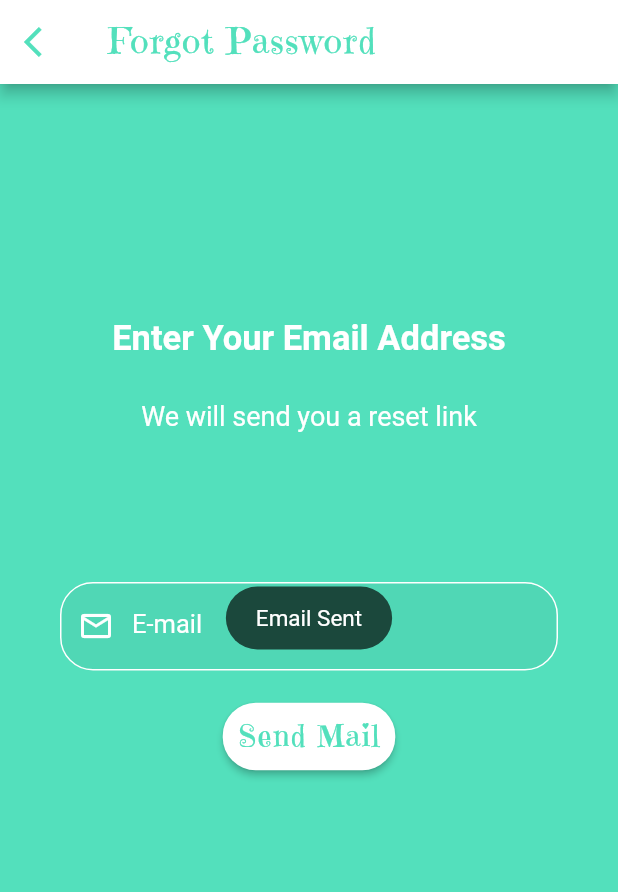
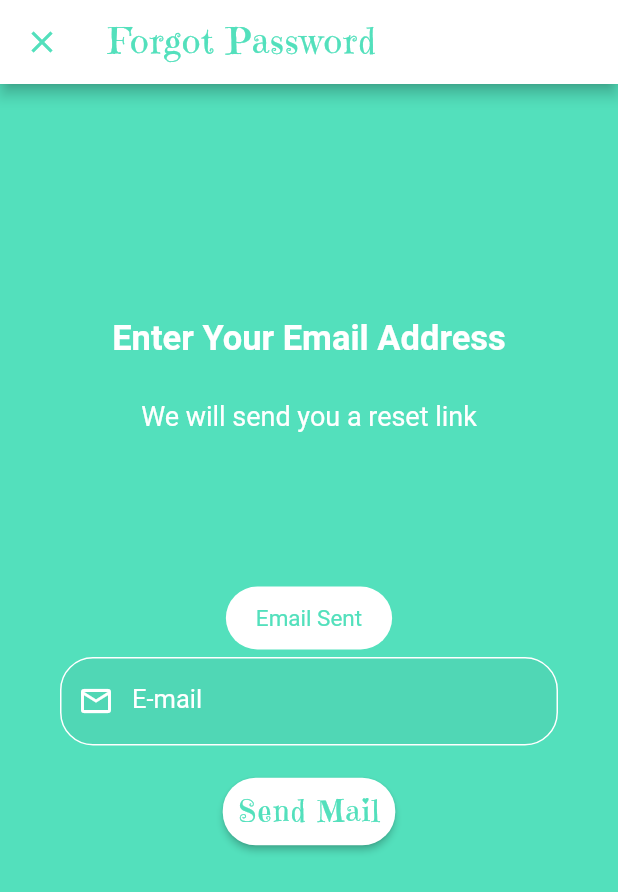
Before and after one commit to singhsduos/Chat_App, a Flutter app: the ForgotPassword screen opened directly, after a tap on "Send Mail", on a phone screen of 412 x 824 dp. Shown: the top 892 px of the screen. Run offline on Flutter 3.47's test engine with Material 2 defaults, Android fonts, the phone set to English and light mode, and no system bars; our stand-ins replace cloud_firestore, firebase_auth, firebase_core, google_sign_in, shared_preferences, toast; accounts and stored records are empty; network calls fail.

Commit message:
forgot password

```diff
--- a/lib/Views/forgetPassword.dart
+++ b/lib/Views/forgetPassword.dart
@@ -31,7 +31,7 @@ class _ForgotPasswordState extends State<ForgotPassword> {
       backgroundColor: Color(0xFF53E0BC),
       appBar: AppBar(
         leading: IconButton(
-          icon: const Icon(Icons.arrow_back_ios, color: Color(0xFF53E0BC)),
+          icon: const Icon(Icons.clear, color: Color(0xFF53E0BC)),
           onPressed: () => Navigator.of(context).pop(),
         ),
         title: Text(
@@ -81,7 +81,7 @@ class _ForgotPasswordState extends State<ForgotPassword> {
                         hintColor: Color(0xFFFFFFFF),
                       ),
                       child: Container(
-                        padding: EdgeInsets.only(top: 100, right: 20, left: 20),
+                        padding: EdgeInsets.only(top: 150, right: 20, left: 20),
                         child: Form(
                           child: Column(
                             children: <Widget>[
@@ -147,19 +147,11 @@ class _ForgotPasswordState extends State<ForgotPassword> {
                                 .resetPass(
                                     emailTextEditingController.text.trim())
                                 .then((dynamic val) {
-                              showToast(
-                                "Email Sent",
-                                gravity: Toast.CENTER,
-                                duration: 3,
-                              );
-                              // Fluttertoast.showToast(
-
-                              //    context, msg: "Email Sent",
-                              //      textColor: Colors.white,
-                              //                               backgroundColor: Colors.purple,
-                              //                               gravity: Toast.CENTER
-                              //     duration: 3,
-                              // );
+                              showToast("Email Sent", val,
+                                  gravity: Toast.CENTER,
+                                  duration: 3,
+                                  textColor: Color(0xFF53E0BC),
+                                  backgroundColor: Color(0xFFFFFFFF));
 
                               if (val != null) {
                                 HelperFunctions.saveUserEmailSharedPreference(
@@ -171,19 +163,12 @@ class _ForgotPasswordState extends State<ForgotPassword> {
                                             ForgotPassword()));
                               }
                             }).catchError(
-                              (dynamic onError) {
-                                print(onError);
-
-                                //     dynamic errorCode = onError.code;
-                                //  dynamic errorMessage = ErrorHandler(errrorCode);
-                                //     showDialog<dynamic>(
-                                //         context: context,
-                                //         builder: (cxt) {
-                                //           return AlertDialog(
-                                //             content: Text(errorMessage),
-                                //             actions: [cancelbutton],
-                                //           );
-                                //         });
+                              (dynamic val) {
+                                showToast('Unkown Error', val,
+                                    duration: 3,
+                                    gravity: Toast.CENTER,
+                                    textColor: Color(0xFF53E0BC),
+                                    backgroundColor: Color(0xFFFFFFFF));
                               },
                             );
                           }
@@ -214,7 +199,13 @@ class _ForgotPasswordState extends State<ForgotPassword> {
     );
   }
 
-  void showToast(String msg, {int duration, int gravity}) {
-    Toast.show(msg, context, duration: duration, gravity: gravity);
+  void showToast(String msg, dynamic val,
+      {int duration, int gravity, Color textColor, Color backgroundColor}) {
+    // Toast.show(msg, context, duration: duration, gravity: gravity);
+    Toast.show(msg, context,
+        duration: duration,
+        gravity: gravity,
+        textColor: textColor,
+        backgroundColor: backgroundColor);
   }
 }
```
